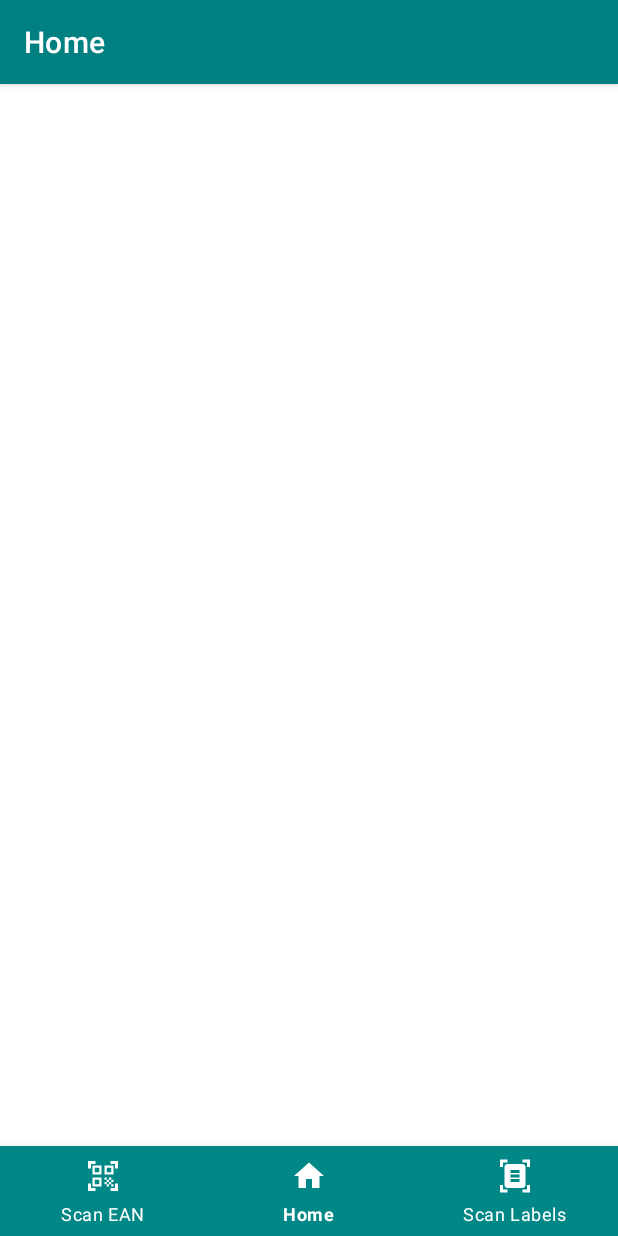
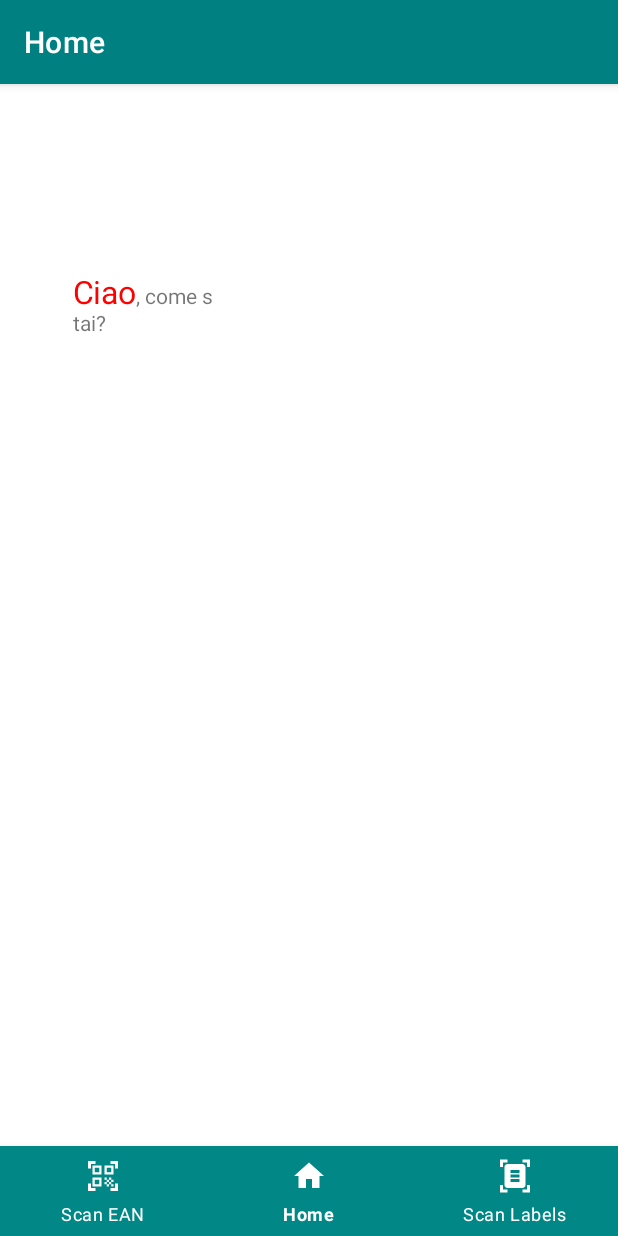
Before and after one commit to EclissiSolare/BarcodeScanner, an Android app: the screen it shows after launch (MainActivity), on a phone screen of 412 x 824 dp. Run offline under Robolectric (Android 15) with nearby library versions, the phone set to English and light mode, and no system bars.

Commit message:
recyclerview in MainActivity

```diff
--- a/app/build.gradle
+++ b/app/build.gradle
@@ -30,15 +30,15 @@ android {
 
 dependencies {
 
-    implementation 'androidx.appcompat:appcompat:1.6.0'
+    implementation 'androidx.appcompat:appcompat:1.6.1'
     implementation 'com.google.android.material:material:1.8.0'
     implementation 'androidx.constraintlayout:constraintlayout:2.1.4'
-    implementation 'com.google.firebase:firebase-crashlytics-buildtools:2.8.1'
+    implementation 'com.google.firebase:firebase-crashlytics-buildtools:2.9.2'
     testImplementation 'junit:junit:4.13.2'
     androidTestImplementation 'androidx.test.ext:junit:1.1.5'
     androidTestImplementation 'androidx.test.espresso:espresso-core:3.5.1'
     implementation 'com.journeyapps:zxing-android-embedded:4.3.0'
     implementation 'com.squareup.retrofit2:converter-gson:2.9.0'
     implementation 'com.squareup.okhttp3:okhttp:4.8.1'
-    implementation 'androidx.recyclerview:recyclerview:1.0.0'
+    implementation 'androidx.recyclerview:recyclerview:1.2.1'
 }
--- a/app/src/main/java/com/example/progettoletturadati/ActivityEAN.java
+++ b/app/src/main/java/com/example/progettoletturadati/ActivityEAN.java
@@ -9,6 +9,7 @@ import android.content.IntentFilter;
 import android.graphics.drawable.ColorDrawable;
 import android.os.Bundle;
 import android.util.Log;
+import android.view.MotionEvent;
 import android.view.View;
 import android.view.inputmethod.EditorInfo;
 import android.widget.EditText;
@@ -63,7 +64,7 @@ public class ActivityEAN extends AppCompatActivity {
     final String LOG_TAG = "DataCapture1";
 
     List<DataModel> data = new ArrayList<>();
-
+    float x1, x2;
     @Override
     protected void onCreate(Bundle savedInstanceState) {
         super.onCreate(savedInstanceState);
@@ -152,6 +153,22 @@ public class ActivityEAN extends AppCompatActivity {
     // Toggle soft scan trigger from UI onClick() event
     public void ToggleSoftScanTrigger (View view){
         sendDataWedgeIntentWithExtra(ACTION_DATAWEDGE, EXTRA_SOFT_SCAN_TRIGGER, "TOGGLE_SCANNING");
+    }
+
+    public boolean onTouchEvent(MotionEvent touchEvent) {
+        switch (touchEvent.getAction()) {
+            case MotionEvent.ACTION_DOWN:
+                x1 = touchEvent.getX();
+                break;
+            case MotionEvent.ACTION_UP:
+                x2 = touchEvent.getX();
+                if (x1 > x2+200) {
+                    Intent i = new Intent(this, MainActivity.class);
+                    startActivity(i);
+                }
+                break;
+        }
+        return false;
     }
 
     private void registerReceivers() {
--- a/app/src/main/java/com/example/progettoletturadati/ActivityLabels.java
+++ b/app/src/main/java/com/example/progettoletturadati/ActivityLabels.java
@@ -9,6 +9,7 @@ import android.content.IntentFilter;
 import android.graphics.drawable.ColorDrawable;
 import android.os.Bundle;
 import android.util.Log;
+import android.view.MotionEvent;
 import android.view.View;
 import android.view.inputmethod.EditorInfo;
 import android.widget.EditText;
@@ -63,7 +64,7 @@ public class ActivityLabels extends AppCompatActivity {
     final String LOG_TAG = "DataCapture1";
 
     List<DataModel> data = new ArrayList<>();
-
+    float x1, x2;
     @Override
     protected void onCreate(Bundle savedInstanceState) {
         super.onCreate(savedInstanceState);
@@ -263,6 +264,22 @@ public class ActivityLabels extends AppCompatActivity {
         }
     };
 
+    public boolean onTouchEvent(MotionEvent touchEvent) {
+        switch (touchEvent.getAction()) {
+            case MotionEvent.ACTION_DOWN:
+                x1 = touchEvent.getX();
+                break;
+            case MotionEvent.ACTION_UP:
+                x2 = touchEvent.getX();
+                if (x1+200 < x2) {
+                    Intent i = new Intent(this, MainActivity.class);
+                    startActivity(i);
+                }
+                break;
+        }
+        return false;
+    }
+
 
     private void setupEditTextListener() {
         EditText editText = findViewById(R.id.editTextLabels);
--- a/app/src/main/java/com/example/progettoletturadati/MainActivity.java
+++ b/app/src/main/java/com/example/progettoletturadati/MainActivity.java
@@ -2,8 +2,18 @@ package com.example.progettoletturadati;
 
 import androidx.appcompat.app.AppCompatActivity;
 import android.content.Intent;
+import android.graphics.Color;
+import android.graphics.Typeface;
 import android.graphics.drawable.ColorDrawable;
 import android.os.Bundle;
+import android.text.SpannableString;
+import android.text.Spanned;
+import android.text.style.ForegroundColorSpan;
+import android.text.style.RelativeSizeSpan;
+import android.text.style.StrikethroughSpan;
+import android.text.style.StyleSpan;
+import android.text.style.UnderlineSpan;
+import android.view.MotionEvent;
 import android.view.View;
 import com.google.android.material.bottomnavigation.BottomNavigationView;
 
@@ -12,8 +22,11 @@ import androidx.recyclerview.widget.LinearLayoutManager;
 import androidx.recyclerview.widget.RecyclerView;
 
 import android.view.MenuItem;
+import android.widget.TextView;
 
 public class MainActivity extends AppCompatActivity {
+
+    float x1, x2, y1, y2;
 
     @Override
     protected void onCreate(Bundle savedInstanceState) {
@@ -53,53 +66,39 @@ public class MainActivity extends AppCompatActivity {
         getSupportActionBar().setTitle("Home");
         getSupportActionBar().setBackgroundDrawable(new ColorDrawable(getResources().getColor(R.color.turchese)));
 
-        MyListData[] myListData = new MyListData[] {
-                new MyListData("Email", android.R.drawable.ic_dialog_email),
-                new MyListData("Info", android.R.drawable.ic_dialog_info),
-                new MyListData("Delete", android.R.drawable.ic_delete),
-                new MyListData("Dialer", android.R.drawable.ic_dialog_dialer),
-                new MyListData("Alert", android.R.drawable.ic_dialog_alert),
-                new MyListData("Map", android.R.drawable.ic_dialog_map),
-                new MyListData("Email", android.R.drawable.ic_dialog_email),
-                new MyListData("Info", android.R.drawable.ic_dialog_info),
-                new MyListData("Delete", android.R.drawable.ic_delete),
-                new MyListData("Dialer", android.R.drawable.ic_dialog_dialer),
-                new MyListData("Alert", android.R.drawable.ic_dialog_alert),
-                new MyListData("Map", android.R.drawable.ic_dialog_map),
-                new MyListData("Email", android.R.drawable.ic_dialog_email),
-                new MyListData("Info", android.R.drawable.ic_dialog_info),
-                new MyListData("Delete", android.R.drawable.ic_delete),
-                new MyListData("Dialer", android.R.drawable.ic_dialog_dialer),
-                new MyListData("Alert", android.R.drawable.ic_dialog_alert),
-                new MyListData("Map", android.R.drawable.ic_dialog_map),
-                new MyListData("Email", android.R.drawable.ic_dialog_email),
-                new MyListData("Info", android.R.drawable.ic_dialog_info),
-                new MyListData("Delete", android.R.drawable.ic_delete),
-                new MyListData("Dialer", android.R.drawable.ic_dialog_dialer),
-                new MyListData("Alert", android.R.drawable.ic_dialog_alert),
-                new MyListData("Map", android.R.drawable.ic_dialog_map),
-                new MyListData("Email", android.R.drawable.ic_dialog_email),
-                new MyListData("Info", android.R.drawable.ic_dialog_info),
-                new MyListData("Delete", android.R.drawable.ic_delete),
-                new MyListData("Dialer", android.R.drawable.ic_dialog_dialer),
-                new MyListData("Alert", android.R.drawable.ic_dialog_alert),
-                new MyListData("Map", android.R.drawable.ic_dialog_map),
-                new MyListData("Email", android.R.drawable.ic_dialog_email),
-                new MyListData("Info", android.R.drawable.ic_dialog_info),
-                new MyListData("Delete", android.R.drawable.ic_delete),
-                new MyListData("Dialer", android.R.drawable.ic_dialog_dialer),
-                new MyListData("Alert", android.R.drawable.ic_dialog_alert),
-                new MyListData("Map", android.R.drawable.ic_dialog_map),
-        };
+        String text = "Ciao, come s\ntai?";
+        SpannableString spannableString = new SpannableString(text);
 
-        RecyclerView recyclerView = (RecyclerView) findViewById(R.id.recyclerView);
-        MyListAdapter adapter = new MyListAdapter(myListData);
-        recyclerView.setHasFixedSize(true);
-        recyclerView.setLayoutManager(new LinearLayoutManager(this));
-        recyclerView.setAdapter(adapter);
+// Aggiungi lo span di colore rosso alla prima parola
+        ForegroundColorSpan colorSpan = new ForegroundColorSpan(Color.RED);
+        spannableString.setSpan(colorSpan, 0, 4, Spanned.SPAN_EXCLUSIVE_EXCLUSIVE);
 
+// Aggiungi lo span di dimensione del testo alla prima parola
+        RelativeSizeSpan sizeSpan = new RelativeSizeSpan(1.5f);
+        spannableString.setSpan(sizeSpan, 0, 4, Spanned.SPAN_EXCLUSIVE_EXCLUSIVE);
+
+        TextView textView = findViewById(R.id.textView);
+        textView.setText(spannableString);
     }
 
+    public boolean onTouchEvent(MotionEvent touchEvent) {
+        switch (touchEvent.getAction()) {
+            case MotionEvent.ACTION_DOWN:
+                x1 = touchEvent.getX();
+                break;
+            case MotionEvent.ACTION_UP:
+                x2 = touchEvent.getX();
+                if (x1+200 < x2) {
+                    Intent i = new Intent(MainActivity.this, ActivityEAN.class);
+                    startActivity(i);
+                } else if (x1 > x2+200) {
+                    Intent i = new Intent(MainActivity.this, ActivityLabels.class);
+                    startActivity(i);
+                }
+                break;
+        }
+        return false;
+    }
 
     public void onClickEAN(View view) {
        Intent intent=new Intent(this,ActivityEAN.class);
--- a/app/src/main/java/com/example/progettoletturadati/MyListAdapter.java
+++ /dev/null
@@ -1,61 +0,0 @@
-package com.example.progettoletturadati;
-
-import androidx.recyclerview.widget.RecyclerView;
-import android.view.LayoutInflater;
-import android.view.View;
-import android.view.ViewGroup;
-import android.view.animation.AnimationUtils;
-import android.widget.ImageView;
-import android.widget.RelativeLayout;
-import android.widget.TextView;
-import android.widget.Toast;
-
-
-public class MyListAdapter extends RecyclerView.Adapter<MyListAdapter.ViewHolder>{
-    private MyListData[] listdata;
-
-    // RecyclerView recyclerView;
-    public MyListAdapter(MyListData[] listdata) {
-        this.listdata = listdata;
-    }
-    @Override
-    public ViewHolder onCreateViewHolder(ViewGroup parent, int viewType) {
-        LayoutInflater layoutInflater = LayoutInflater.from(parent.getContext());
-        View listItem= layoutInflater.inflate(R.layout.list_item, parent, false);
-        ViewHolder viewHolder = new ViewHolder(listItem);
-        return viewHolder;
-    }
-
-    @Override
-    public void onBindViewHolder(ViewHolder holder, int position) {
-        final MyListData myListData = listdata[position];
-        holder.textView.setText(listdata[position].getDescription());
-        holder.imageView.setImageResource(listdata[position].getImgId());
-
-        holder.itemView.startAnimation(AnimationUtils.loadAnimation(holder.textView.getContext(), R.anim.anim));
-
-//        holder.relativeLayout.setOnClickListener(new View.OnClickListener() {
-//            @Override
-//            public void onClick(View view) {
-//            }
-//        });
-    }
-
-
-    @Override
-    public int getItemCount() {
-        return listdata.length;
-    }
-
-    public static class ViewHolder extends RecyclerView.ViewHolder {
-        public ImageView imageView;
-        public TextView textView;
-        public RelativeLayout relativeLayout;
-        public ViewHolder(View itemView) {
-            super(itemView);
-            this.imageView = (ImageView) itemView.findViewById(R.id.imageView);
-            this.textView = (TextView) itemView.findViewById(R.id.textView);
-            relativeLayout = (RelativeLayout)itemView.findViewById(R.id.relativeLayout);
-        }
-    }
-}
--- a/app/src/main/java/com/example/progettoletturadati/MyListData.java
+++ /dev/null
@@ -1,22 +0,0 @@
-package com.example.progettoletturadati;
-
-public class MyListData{
-    private String description;
-    private int imgId;
-    public MyListData(String description, int imgId) {
-        this.description = description;
-        this.imgId = imgId;
-    }
-    public String getDescription() {
-        return description;
-    }
-    public void setDescription(String description) {
-        this.description = description;
-    }
-    public int getImgId() {
-        return imgId;
-    }
-    public void setImgId(int imgId) {
-        this.imgId = imgId;
-    }
-}
--- a/app/src/main/res/layout/activity_main.xml
+++ b/app/src/main/res/layout/activity_main.xml
@@ -12,18 +12,15 @@
         android:layout_height="match_parent"
         android:background="#ffffff">
 
-        <androidx.recyclerview.widget.RecyclerView
-            xmlns:android="http://schemas.android.com/apk/res/android"
-            xmlns:tools="http://schemas.android.com/tools"
-            android:layout_width="match_parent"
-            android:layout_height="match_parent"
-            android:scrollbars="vertical"
-            android:id="@+id/recyclerView"
-            tools:context="example.javatpoint.com.recyclerviewlist.MainActivity">
-
-        </androidx.recyclerview.widget.RecyclerView>
-
-
+        <TextView
+            android:id="@+id/textView"
+            android:layout_width="315dp"
+            android:layout_height="365dp"
+            app:layout_constraintBottom_toBottomOf="parent"
+            app:layout_constraintEnd_toEndOf="parent"
+            app:layout_constraintStart_toStartOf="parent"
+            app:layout_constraintTop_toTopOf="parent"
+            app:layout_constraintVertical_bias="0.308" />
     </androidx.constraintlayout.widget.ConstraintLayout>
 
     <com.google.android.material.bottomnavigation.BottomNavigationView
--- a/app/src/main/res/layout/list_item.xml
+++ /dev/null
@@ -1,28 +0,0 @@
-<?xml version="1.0" encoding="utf-8"?>
-<RelativeLayout xmlns:android="http://schemas.android.com/apk/res/android"
-    android:id="@+id/relativeLayout"
-    android:layout_width="match_parent"
-    android:layout_height="?android:attr/listPreferredItemHeightLarge"
-    android:background="@drawable/border">
-
-    <ImageView
-        android:id="@+id/imageView"
-        android:layout_width="wrap_content"
-        android:layout_height="wrap_content"
-        android:layout_centerVertical="true"
-        android:layout_alignParentStart="true"
-        android:layout_alignParentLeft="true"
-        android:layout_marginStart="@dimen/activity_horizontal_margin"
-        android:layout_marginEnd="@dimen/activity_horizontal_margin"
-        android:contentDescription="Icon" />
-
-    <TextView
-        android:id="@+id/textView"
-        android:layout_width="wrap_content"
-        android:layout_height="match_parent"
-        android:layout_toEndOf="@id/imageView"
-        android:layout_toRightOf="@id/imageView"
-        android:gravity="center_vertical"
-        android:textSize="16sp"/>
-
-</RelativeLayout>
```
Also changed, not shown: app/src/main/res/anim/anim.xml (deleted, +0 -11 lines).
